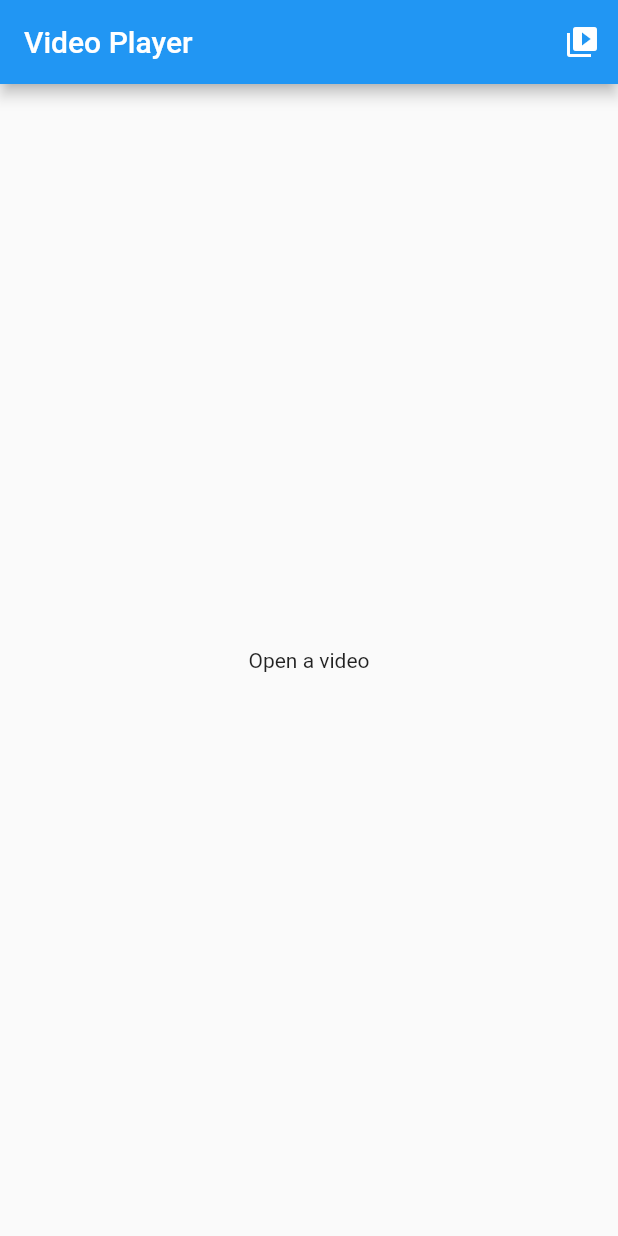
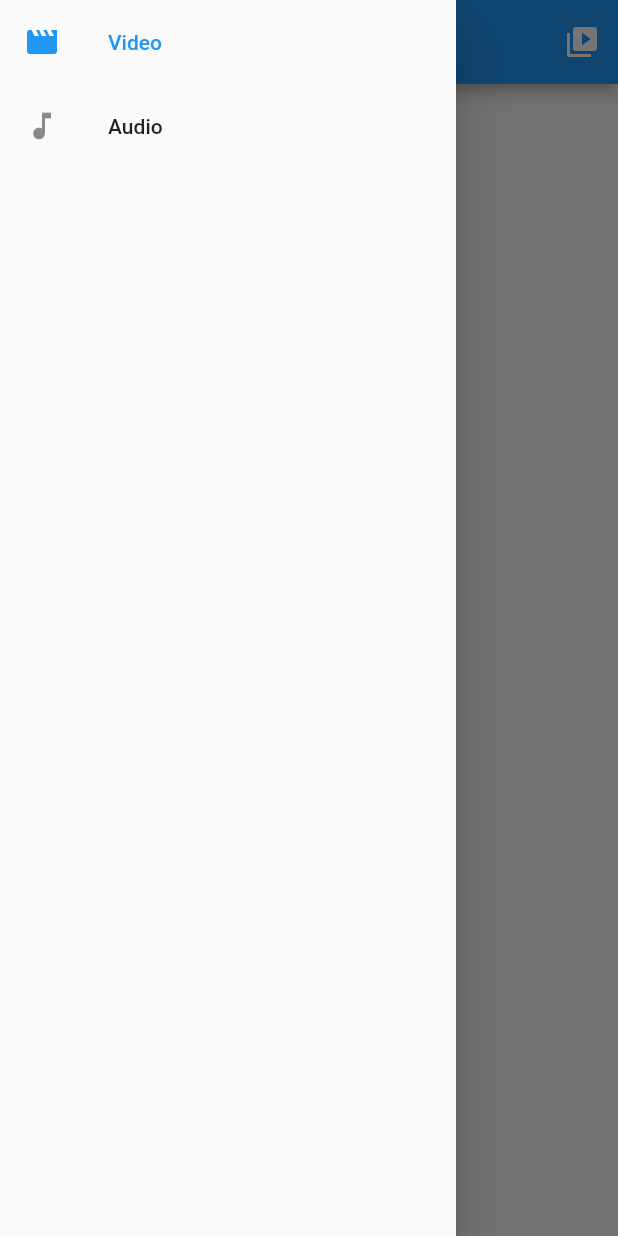
Before and after one commit to TeoLuca/ahmed_app, a Flutter app: the screen it shows after launch, with the side drawer open (before the commit the screen has no drawer), on a phone screen of 412 x 824 dp. Run offline on Flutter 3.47's test engine with Material 2 defaults, Android fonts, the phone set to English and light mode, and no system bars; our stand-ins replace better_player, file_picker.

Commit message:
Implemented better video player and drawer page

```diff
--- a/lib/home.dart
+++ /dev/null
@@ -1,58 +0,0 @@
-import 'dart:io';
-
-import 'package:ahmed_app/file_video_player_chewie.dart';
-import 'package:ahmed_app/custom_video_player.dart';
-import 'package:file_picker/file_picker.dart';
-import 'package:flutter/material.dart';
-
-class Home extends StatefulWidget {
-  @override
-  _HomeState createState() => _HomeState();
-}
-
-class _HomeState extends State<Home> {
-  @override
-  void initState() {
-    super.initState();
-  }
-
-  Future<File> pickFile() async {
-    FilePickerResult result =
-        await FilePicker.platform.pickFiles(type: FileType.video);
-
-    if (result != null) {
-      //File videoFile = File(result.files.single.path);
-      Navigator.push(
-        context,
-        MaterialPageRoute(
-          builder: (BuildContext context) =>
-              //FileVideoPlayer(videoFile: videoFile),
-              //FileVideoPlayerChewie(videoFile),
-              CustomVideoPlayer(result.files.single.path),
-        ),
-      );
-    } else {
-      print('Operation Cancelled!');
-    }
-  }
-
-  @override
-  Widget build(BuildContext context) {
-    return Scaffold(
-      appBar: AppBar(
-        title: Text('Video Player'),
-        actions: [
-          IconButton(
-            icon: Icon(Icons.video_collection),
-            onPressed: () {
-              pickFile();
-            },
-          )
-        ],
-      ),
-      body: Center(
-        child: Text('Open a video'),
-      ),
-    );
-  }
-}
--- a/lib/main.dart
+++ b/lib/main.dart
@@ -1,4 +1,4 @@
-import 'package:ahmed_app/home.dart';
+import 'package:ahmed_app/pages/home.dart';
 import 'package:flutter/material.dart';
 
 void main() {
--- /dev/null
+++ b/lib/pages/custom_video_player.dart
@@ -0,0 +1,103 @@
+import 'dart:io';
+
+import 'package:file_picker/file_picker.dart';
+import 'package:flutter/material.dart';
+import 'package:better_player/better_player.dart';
+import 'package:flutter/services.dart';
+
+class CustomVideoPlayer extends StatefulWidget {
+
+  final GlobalKey<ScaffoldState> homeScaffoldState;
+
+  CustomVideoPlayer(this.homeScaffoldState);
+
+  @override
+  _CustomVideoPlayerState createState() => _CustomVideoPlayerState();
+}
+
+class _CustomVideoPlayerState extends State<CustomVideoPlayer> {
+  _CustomVideoPlayerState();
+
+  BetterPlayerController _betterPlayerController;
+
+  @override
+  void initState() {
+    super.initState();
+  }
+
+  Future<String> pickFile() async {
+    FilePickerResult result =
+        await FilePicker.platform.pickFiles(type: FileType.video);
+
+    if (result != null) {
+      return result.files.single.path;
+    }
+    print('Operation Cancelled!');
+    return null;
+  }
+
+  void setupVideoPlayerController(String filePath) {
+    setState(() {
+      BetterPlayerDataSource betterPlayerDataSource =
+          BetterPlayerDataSource(BetterPlayerDataSourceType.file, filePath);
+      _betterPlayerController = BetterPlayerController(
+        BetterPlayerConfiguration(
+          fit: BoxFit.contain,
+          fullScreenByDefault: true,
+          autoDetectFullscreenDeviceOrientation: true,
+          deviceOrientationsAfterFullScreen: [
+            DeviceOrientation.portraitUp,
+            DeviceOrientation.portraitDown,
+          ],
+          autoPlay: true,
+          allowedScreenSleep: false,
+          controlsConfiguration: BetterPlayerControlsConfiguration(
+            enableSkips: false,
+          ),
+        ),
+        betterPlayerDataSource: betterPlayerDataSource,
+      );
+    });
+  }
+
+  @override
+  void dispose() {
+    if(_betterPlayerController!=null) {
+      _betterPlayerController.dispose();
+    }
+    super.dispose();
+  }
+
+  @override
+  Widget build(BuildContext context) {
+    return Scaffold(
+      appBar: AppBar(
+        leading: IconButton(
+          icon: Icon(Icons.menu),
+          onPressed: () {
+            widget.homeScaffoldState.currentState.openDrawer();
+          },
+        ),
+        title: Text('Video Player'),
+        actions: [
+          IconButton(
+            icon: Icon(Icons.video_collection),
+            onPressed: () async {
+              String filePath = await pickFile();
+              if (filePath != null) {
+                setupVideoPlayerController(filePath);
+              }
+            },
+          ),
+        ],
+      ),
+      body: _betterPlayerController != null
+          ? BetterPlayer(
+              controller: _betterPlayerController,
+            )
+          : Center(
+              child: Text('Open a video'),
+            ),
+    );
+  }
+}
--- /dev/null
+++ b/lib/pages/home.dart
@@ -0,0 +1,66 @@
+import 'package:ahmed_app/pages/custom_video_player.dart';
+import 'package:flutter/material.dart';
+
+class Home extends StatefulWidget {
+  final drawerItems = [
+    DrawerItem('Video', Icons.movie),
+    DrawerItem('Audio', Icons.music_note),
+  ];
+
+  @override
+  _HomeState createState() => _HomeState();
+}
+
+class _HomeState extends State<Home> {
+  int _selectedDrawerIndex = 0;
+
+  _getDrawerItemWidget(int pos, GlobalKey<ScaffoldState> homeScaffoldState) {
+    switch (pos) {
+      case 0:
+        return CustomVideoPlayer(homeScaffoldState);
+      case 1:
+        return CustomVideoPlayer(homeScaffoldState);
+    }
+  }
+
+  _onSelectItem(int index) {
+    if (_selectedDrawerIndex == index) {
+      Navigator.of(context).pop();
+    } else {
+      setState(() => _selectedDrawerIndex = index);
+      Navigator.of(context).pop();
+    }
+  }
+
+  @override
+  Widget build(BuildContext context) {
+    var drawerOptions = <Widget>[];
+    for (int i = 0; i < widget.drawerItems.length; i++) {
+      DrawerItem drawerItem = widget.drawerItems[i];
+      drawerOptions.add(ListTile(
+        leading: Icon(drawerItem.icon),
+        title: Text(drawerItem.title),
+        selected: i == _selectedDrawerIndex,
+        onTap: () => _onSelectItem(i),
+      ));
+    }
+    final GlobalKey<ScaffoldState> _homeScaffoldState =
+        GlobalKey<ScaffoldState>();
+    return Scaffold(
+      key: _homeScaffoldState,
+      drawer: SafeArea(
+        child: Drawer(
+          child: ListView(children: drawerOptions),
+        ),
+      ),
+      body: _getDrawerItemWidget(_selectedDrawerIndex, _homeScaffoldState),
+    );
+  }
+}
+
+class DrawerItem {
+  String title;
+  IconData icon;
+
+  DrawerItem(this.title, this.icon);
+}
```
Also changed, not shown: lib/custom_video_player.dart (deleted, +0 -59 lines), lib/file_video_player.dart (deleted, +0 -79 lines), lib/file_video_player_chewie.dart (deleted, +0 -65 lines), pubspec.yaml (+2 -5 lines), pubspec.lock.
